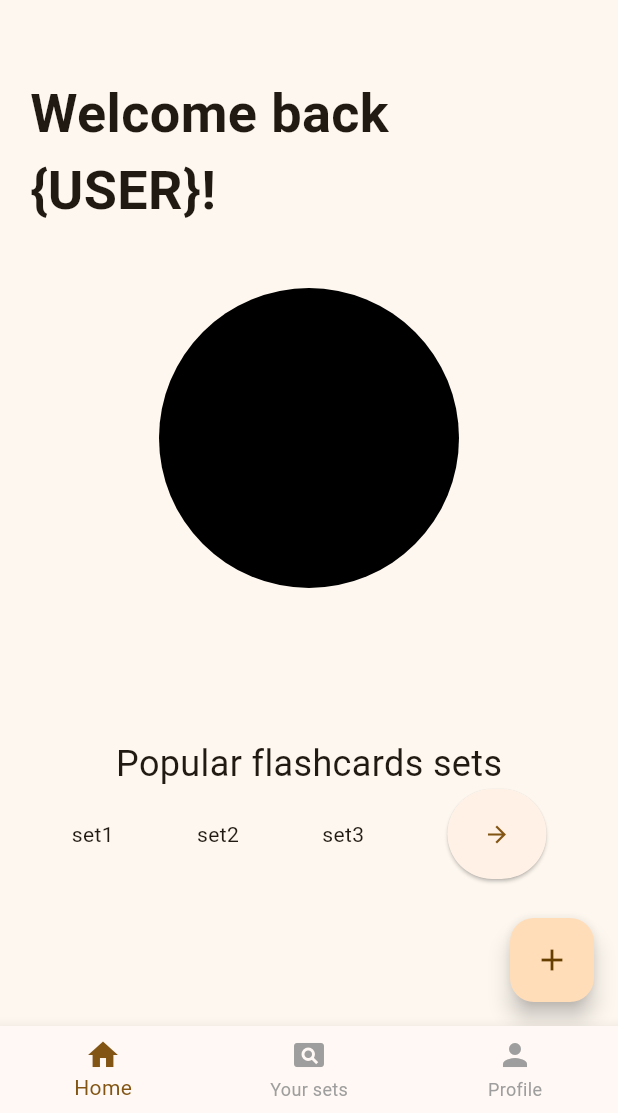
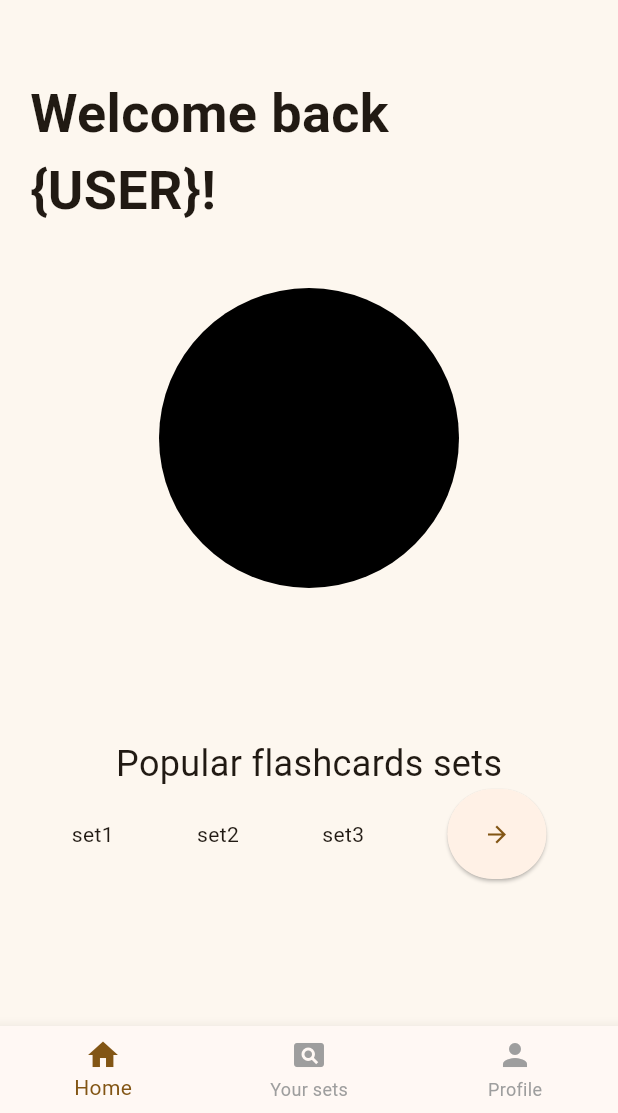
Before and after one commit to Uzukiis/Sigma, a Flutter app: the screen it shows after launch, after a tap on "Enter", on a phone screen of 412 x 824 dp, the part 123-1236 px from its top. Run offline on Flutter 3.47's test engine with Material 3 defaults, Android fonts, the light colour scheme and no system bars.

Commit message:
Add files via upload

```diff
--- a/lib/hello_page.dart
+++ b/lib/hello_page.dart
@@ -1,5 +1,4 @@
 import 'package:flutter/material.dart';
-import 'create_new_set.dart';
 
 void main() {
   runApp(const MainApp());
@@ -39,15 +38,6 @@ class _HomeScreenState extends State<HomeScreen> {
         ),
       ),
       home: Scaffold(
-        floatingActionButton: FloatingActionButton(
-        onPressed: () {
-            Navigator.push(
-    context,
-    MaterialPageRoute(builder: (context) => const SecondRoute()),
-  );
-
-        },
-        child: const Icon(Icons.add),),
         body:  Padding(padding: const EdgeInsets.only(left: 20, right: 20,top: 10),
         child: Column(mainAxisSize: MainAxisSize.max,
             children: [ const Row(mainAxisSize: MainAxisSize.max,mainAxisAlignment: MainAxisAlignment.spaceBetween,
--- a/lib/main.dart
+++ b/lib/main.dart
@@ -17,7 +17,7 @@ class LoginScreen extends StatelessWidget {
           seedColor: const Color.fromARGB(100, 240, 186, 123),
         ),
       ),
-      home: Scaffold(
+      home: const Scaffold(
         body: LoginScreent()
       ),
     );
--- a/lib/main_navigator.dart
+++ b/lib/main_navigator.dart
@@ -1,7 +1,7 @@
 import 'package:flutter/material.dart';
 import 'hello_page.dart';
 import 'profile.dart';
-
+import 'sets_page.dart';
 
 void main() {
   runApp(const MainApp());
@@ -63,7 +63,9 @@ class _MainAppState extends State<MainApp> {
               bucket: PageStorageBucket(),
               child: const HomeScreen(),
             ),
-            const Placeholder(),
+            PageStorage(
+              bucket: PageStorageBucket(),
+              child: const SetsList()),
             PageStorage(
               bucket: PageStorageBucket(),
               child: const ProfilePage()),
--- a/lib/profile.dart
+++ b/lib/profile.dart
@@ -41,7 +41,7 @@ class _ProfilePageState extends State<ProfilePage> {
                   Column(
                     children: [
                       Image(
-                              image: AssetImage('img/fire.jpg'),
+                              image: AssetImage('assets/img/fire.jpg'),
                               width: 75,
                               height: 75,
                             ),Text(
--- /dev/null
+++ b/lib/sets_page.dart
@@ -0,0 +1,61 @@
+import 'package:flutter/material.dart';
+import 'create_new_set.dart';
+
+void main() {
+  runApp(const MainApp());
+}
+
+
+
+class MainApp extends StatelessWidget {
+  const MainApp({super.key});
+
+  @override
+  Widget build(BuildContext context) {
+    return const MaterialApp(
+      home: SetsList(),
+    );
+  }
+}
+
+class SetsList extends StatefulWidget {
+  const SetsList({super.key});
+
+  @override
+  _SetsListState createState() => _SetsListState();
+}
+
+class _SetsListState extends State<SetsList> {
+
+
+  @override
+  Widget build(BuildContext context) {
+    return MaterialApp(
+      theme: ThemeData(
+        useMaterial3: true,
+        scaffoldBackgroundColor: const Color.fromRGBO(253, 247, 239, 1),
+        colorScheme: ColorScheme.fromSeed(
+          seedColor: const Color.fromARGB(100, 240, 186, 123),
+        ),
+      ),
+      home: Scaffold(
+        floatingActionButton: FloatingActionButton(
+        onPressed: () {
+            Navigator.push(
+    context,
+    MaterialPageRoute(builder: (context) => const SecondRoute()),
+  );
+
+        },
+        child: const Icon(Icons.add),),
+        body: const Center(
+          child: Column(
+            children: [
+              Text('There are no sets yet', style: TextStyle(fontSize: 36, fontWeight: FontWeight.w400)),
+              Image(image: AssetImage('assets/img/sad_face.jpg'), width: 150, height: 150)
+            ],
+          ),
+        ),
+
+
+      ));}}
```
